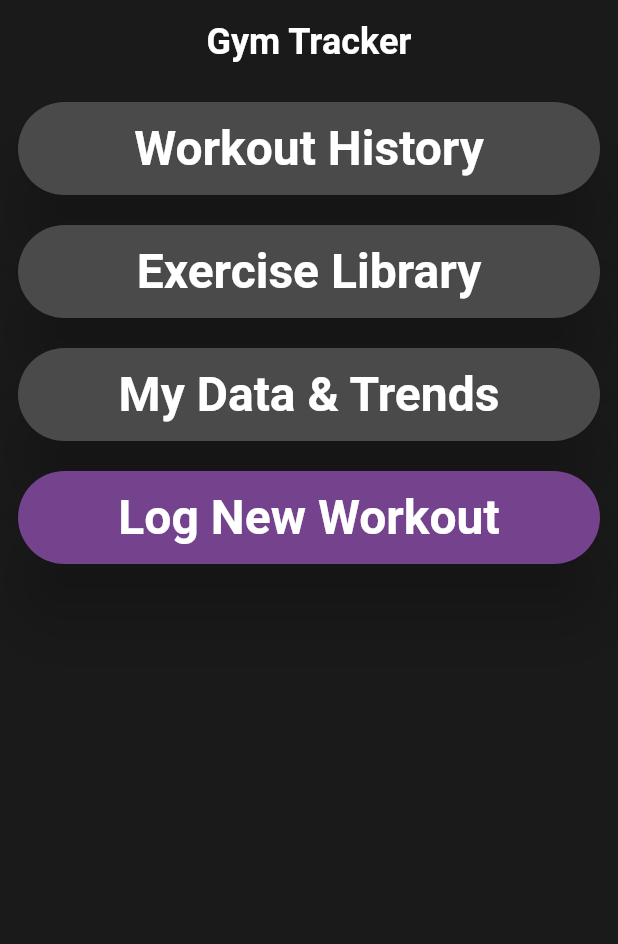
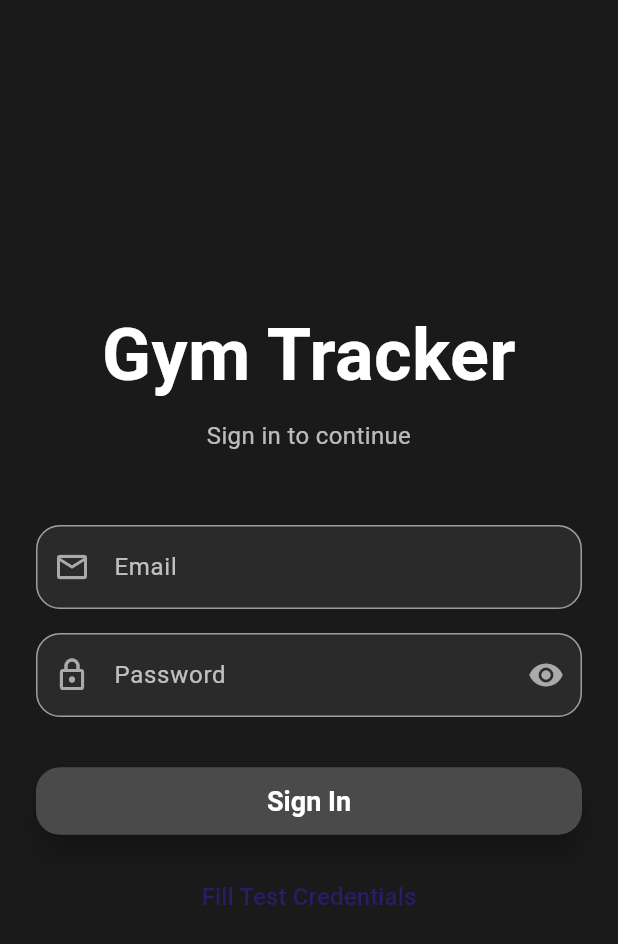
Before and after one commit to Justin-Moretto/gym_app, a Flutter app: the screen it shows after launch, on a phone screen of 412 x 824 dp. Shown: the top 944 px of the screen. Run offline on Flutter 3.47's test engine with Material 3 defaults, Android fonts, the phone set to English and light mode, and no system bars; our stand-ins replace flutter_dotenv, supabase_flutter; accounts and stored records are empty.

Commit message:
added login page and temporary logout button (will eventually be settings button)

```diff
--- /dev/null
+++ b/lib/login_page.dart
@@ -0,0 +1,207 @@
+import 'package:flutter/material.dart';
+import 'package:flutter_dotenv/flutter_dotenv.dart';
+import 'package:supabase_flutter/supabase_flutter.dart';
+import 'package:gym_app/custom_widgets.dart';
+
+class LoginPage extends StatefulWidget {
+  const LoginPage({super.key});
+
+  @override
+  State<LoginPage> createState() => _LoginPageState();
+}
+
+class _LoginPageState extends State<LoginPage> {
+  final TextEditingController emailController = TextEditingController();
+  final TextEditingController passwordController = TextEditingController();
+  bool isLoading = false;
+  bool obscurePassword = true;
+
+  @override
+  void dispose() {
+    emailController.dispose();
+    passwordController.dispose();
+    super.dispose();
+  }
+
+  void fillTestCredentials() {
+    setState(() {
+      emailController.text = dotenv.env['TEST_EMAIL'] ?? '';
+      passwordController.text = 'Test1234';
+    });
+  }
+
+  Future<void> login() async {
+    if (emailController.text.isEmpty || passwordController.text.isEmpty) {
+      ScaffoldMessenger.of(context).showSnackBar(
+        const SnackBar(
+          content: Text('Please enter both email and password'),
+          backgroundColor: Colors.red,
+        ),
+      );
+      return;
+    }
+
+    setState(() {
+      isLoading = true;
+    });
+
+    try {
+      final supabase = Supabase.instance.client;
+      final response = await supabase.auth.signInWithPassword(
+        email: emailController.text.trim(),
+        password: passwordController.text,
+      );
+
+      if (response.user != null) {
+        // Check if user profile exists, create if not
+        final userId = response.user!.id;
+        final existingProfile = await supabase
+            .from('profiles')
+            .select()
+            .eq('id', userId)
+            .maybeSingle();
+
+        if (existingProfile == null) {
+          await supabase.from('profiles').insert({'id': userId});
+        }
+
+        // Navigate to home page and clear the stack
+        if (mounted) {
+          Navigator.of(context).pushReplacementNamed('/home');
+        }
+      }
+    } catch (error) {
+      if (mounted) {
+        ScaffoldMessenger.of(context).showSnackBar(
+          SnackBar(
+            content: Text('Invalid credentials: ${error.toString()}'),
+            backgroundColor: Colors.red,
+          ),
+        );
+      }
+    } finally {
+      if (mounted) {
+        setState(() {
+          isLoading = false;
+        });
+      }
+    }
+  }
+
+  @override
+  Widget build(BuildContext context) {
+    final theme = Theme.of(context);
+
+    return Scaffold(
+      backgroundColor: theme.colorScheme.background,
+      body: SafeArea(
+        child: Padding(
+          padding: const EdgeInsets.all(24.0),
+          child: Column(
+            mainAxisAlignment: MainAxisAlignment.center,
+            crossAxisAlignment: CrossAxisAlignment.stretch,
+            children: [
+              // App Title
+              Text(
+                'Gym Tracker',
+                style: TextStyle(
+                  fontSize: 48,
+                  fontWeight: FontWeight.bold,
+                  color: theme.colorScheme.onBackground,
+                ),
+                textAlign: TextAlign.center,
+              ),
+              const SizedBox(height: 8),
+              Text(
+                'Sign in to continue',
+                style: TextStyle(
+                  fontSize: 16,
+                  color: theme.colorScheme.onBackground.withOpacity(0.7),
+                ),
+                textAlign: TextAlign.center,
+              ),
+              const SizedBox(height: 48),
+
+              // Email Field
+              TextField(
+                controller: emailController,
+                keyboardType: TextInputType.emailAddress,
+                style: TextStyle(color: theme.colorScheme.onSurface),
+                decoration: InputDecoration(
+                  labelText: 'Email',
+                  hintText: 'Enter your email',
+                  prefixIcon: Icon(
+                    Icons.email_outlined,
+                    color: theme.colorScheme.onSurface.withOpacity(0.6),
+                  ),
+                  hintStyle: TextStyle(
+                    color: theme.colorScheme.onSurface.withOpacity(0.6),
+                  ),
+                ),
+              ),
+              const SizedBox(height: 16),
+
+              // Password Field
+              TextField(
+                controller: passwordController,
+                obscureText: obscurePassword,
+                style: TextStyle(color: theme.colorScheme.onSurface),
+                decoration: InputDecoration(
+                  labelText: 'Password',
+                  hintText: 'Enter your password',
+                  prefixIcon: Icon(
+                    Icons.lock_outlined,
+                    color: theme.colorScheme.onSurface.withOpacity(0.6),
+                  ),
+                  suffixIcon: IconButton(
+                    icon: Icon(
+                      obscurePassword ? Icons.visibility : Icons.visibility_off,
+                      color: theme.colorScheme.onSurface.withOpacity(0.6),
+                    ),
+                    onPressed: () {
+                      setState(() {
+                        obscurePassword = !obscurePassword;
+                      });
+                    },
+                  ),
+                  hintStyle: TextStyle(
+                    color: theme.colorScheme.onSurface.withOpacity(0.6),
+                  ),
+                ),
+              ),
+              const SizedBox(height: 32),
+
+              // Login Button
+              ElevatedButton(
+                onPressed: isLoading ? null : login,
+                child: isLoading
+                    ? const SizedBox(
+                        height: 20,
+                        width: 20,
+                        child: CircularProgressIndicator(strokeWidth: 2),
+                      )
+                    : const Text(
+                        'Sign In',
+                        style: TextStyle(fontSize: 18),
+                      ),
+              ),
+              const SizedBox(height: 16),
+
+              // Test Credentials Button
+              TextButton(
+                onPressed: fillTestCredentials,
+                child: Text(
+                  'Fill Test Credentials',
+                  style: TextStyle(
+                    color: theme.colorScheme.primary,
+                    fontSize: 16,
+                  ),
+                ),
+              ),
+            ],
+          ),
+        ),
+      ),
+    );
+  }
+}
--- a/lib/main.dart
+++ b/lib/main.dart
@@ -3,6 +3,7 @@ import 'package:flutter_dotenv/flutter_dotenv.dart';
 import 'package:gym_app/custom_widgets.dart';
 import 'package:gym_app/exercise_history.dart';
 import 'package:gym_app/log_workout_page.dart';
+import 'package:gym_app/login_page.dart';
 import 'package:gym_app/styles/themes.dart';
 import 'package:supabase_flutter/supabase_flutter.dart';
 
@@ -14,29 +15,6 @@ Future<void> main() async {
     url: dotenv.env['SUPABASE_URL']!,
     anonKey: dotenv.env['SUPABASE_ANON_KEY']!,
   );
-
-  final supabase = Supabase.instance.client;
-
-  // Only sign in if not already logged in
-  if (supabase.auth.currentUser == null) {
-    final res = await supabase.auth.signInWithPassword(
-      email: dotenv.env['TEST_EMAIL']!,
-      password: 'Test1234',
-    );
-
-    if (res.user == null) {
-      throw Exception("Failed to sign in default user");
-    }
-
-    final userId = supabase.auth.currentUser!.id;
-
-    final existingProfile =
-        await supabase.from('profiles').select().eq('id', userId).maybeSingle();
-
-    if (existingProfile == null) {
-      await supabase.from('profiles').upsert({'id': userId});
-    }
-  }
 
   runApp(const MyApp());
 }
@@ -51,8 +29,59 @@ class MyApp extends StatelessWidget {
       theme: AppThemes.lightTheme,
       darkTheme: AppThemes.darkTheme,
       themeMode: ThemeMode.dark, // Default to dark theme
-      home: const MyHomePage(),
+      initialRoute: '/',
+      routes: {
+        '/': (context) => const AuthWrapper(),
+        '/home': (context) => const MyHomePage(),
+        '/login': (context) => const LoginPage(),
+      },
     );
+  }
+}
+
+class AuthWrapper extends StatefulWidget {
+  const AuthWrapper({super.key});
+
+  @override
+  State<AuthWrapper> createState() => _AuthWrapperState();
+}
+
+class _AuthWrapperState extends State<AuthWrapper> {
+  bool isLoading = true;
+  bool isAuthenticated = false;
+
+  @override
+  void initState() {
+    super.initState();
+    checkAuthStatus();
+  }
+
+  Future<void> checkAuthStatus() async {
+    final supabase = Supabase.instance.client;
+    final session = supabase.auth.currentSession;
+
+    setState(() {
+      isAuthenticated = session != null;
+      isLoading = false;
+    });
+  }
+
+  @override
+  Widget build(BuildContext context) {
+    if (isLoading) {
+      return Scaffold(
+        backgroundColor: Theme.of(context).colorScheme.background,
+        body: const Center(
+          child: CircularProgressIndicator(),
+        ),
+      );
+    }
+
+    if (isAuthenticated) {
+      return const MyHomePage();
+    } else {
+      return const LoginPage();
+    }
   }
 }
 
@@ -73,7 +102,27 @@ class _MyHomePageState extends State<MyHomePage> {
   Widget build(BuildContext context) {
     final theme = Theme.of(context);
     return Scaffold(
-      appBar: GymPalAppBar(),
+      appBar: AppBar(
+        title: const Text('Gym Tracker'),
+        backgroundColor: theme.appBarTheme.backgroundColor,
+        foregroundColor: theme.appBarTheme.foregroundColor,
+        centerTitle: true,
+        actions: [
+          IconButton(
+            icon: const Icon(Icons.settings),
+            onPressed: () async {
+              // Log out the user
+              final supabase = Supabase.instance.client;
+              await supabase.auth.signOut();
+
+              // Navigate to login page and clear the stack
+              if (mounted) {
+                Navigator.of(context).pushReplacementNamed('/login');
+              }
+            },
+          ),
+        ],
+      ),
       backgroundColor: theme.colorScheme.background,
       body: Center(
         child: Padding(
```
